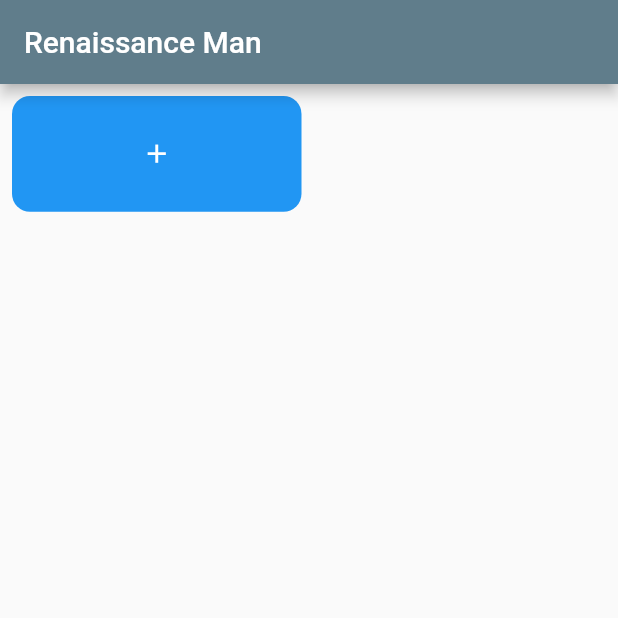
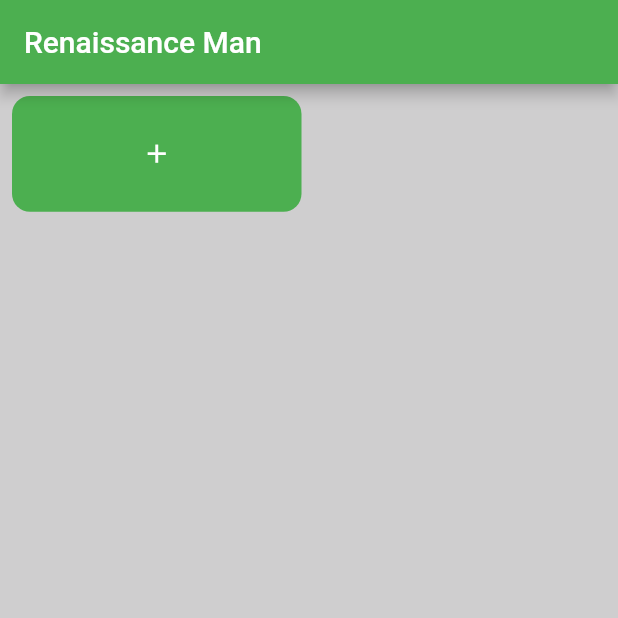
Before and after one commit to kostaleonard/renaissance-man-app, a Flutter app: the screen it shows after launch, on a phone screen of 412 x 824 dp, the top half of it. Run offline on Flutter 3.47's test engine with Material 2 defaults, Android fonts, the phone set to English and light mode, and no system bars; missing offline and left inert: flutter_material_pickers.

Commit message:
Added color scheme

```diff
--- a/lib/main.dart
+++ b/lib/main.dart
@@ -6,7 +6,6 @@ import 'package:renaissance_man/repository.dart';
 import 'package:renaissance_man/in_memory_repository.dart';
 
 void main() {
-  //TODO remove delay--it's only for seeing how UI components render
   runApp(RenaissanceManApp(
       repository: InMemoryRepository(withDelay: Duration.zero)));
 }
@@ -23,8 +22,9 @@ class RenaissanceManApp extends StatelessWidget {
     return MaterialApp(
         title: appTitle,
         theme: ThemeData(
-          appBarTheme: const AppBarTheme(
-              backgroundColor: Colors.blueGrey, foregroundColor: Colors.white),
+          colorScheme: ColorScheme.fromSwatch(
+              primarySwatch: Colors.green,
+              backgroundColor: const Color(0xffcfcecf)),
         ),
         home: SkillSelectPage(
           repository: repository,
--- a/lib/skill_select_page.dart
+++ b/lib/skill_select_page.dart
@@ -53,6 +53,7 @@ class _SkillSelectPageState extends State<SkillSelectPage> {
         },
         child: Scaffold(
             appBar: AppBar(title: const Text('Renaissance Man')),
+            backgroundColor: Theme.of(context).colorScheme.background,
             body: Column(
               children: [
                 //TODO when we add users, this future will be to get all the skill IDs that belong to a user. That will be more efficient.
```
